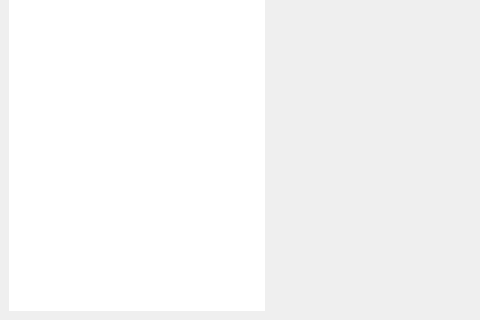
Before: the Qt Designer form configurationwidget.ui in savoirfairelinux/jami-client-windows, drawn with Qt 5; both pictures show x 0 to 480 and y 360 to 680 of the 954 by 680 pixel window.
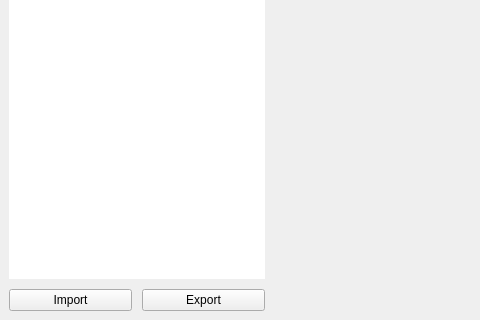
After: the same form once the commit is applied. The open tabs and pages were chosen to show the change. Icons and pictures are not drawn. Custom widgets are drawn as their Qt base class.

Commit message:
draft: account import/export UI
Tuleap: #TBD

Patch:
```diff
--- a/configurationwidget.ui
+++ b/configurationwidget.ui
@@ -1079,6 +1079,27 @@
             </property>
            </widget>
           </item>
+          <item>
+           <layout class="QHBoxLayout" name="horizontalLayout_9">
+            <property name="topMargin">
+             <number>0</number>
+            </property>
+            <item>
+             <widget class="QPushButton" name="importButton">
+              <property name="text">
+               <string>Import</string>
+              </property>
+             </widget>
+            </item>
+            <item>
+             <widget class="QPushButton" name="exportButton">
+              <property name="text">
+               <string>Export</string>
+              </property>
+             </widget>
+            </item>
+           </layout>
+          </item>
          </layout>
         </widget>
        </item>
```
Left out of the diff: 2 changed lines with no effect on the pictures. The commit also changes 6 other files.
